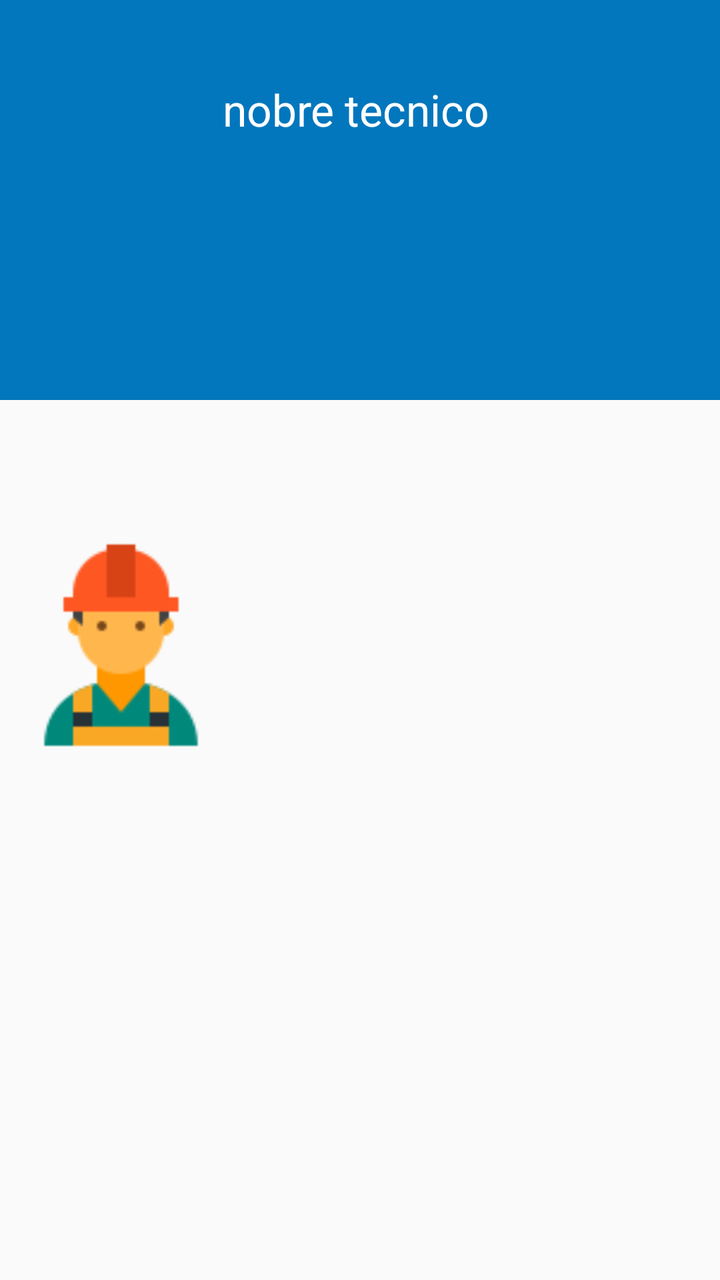
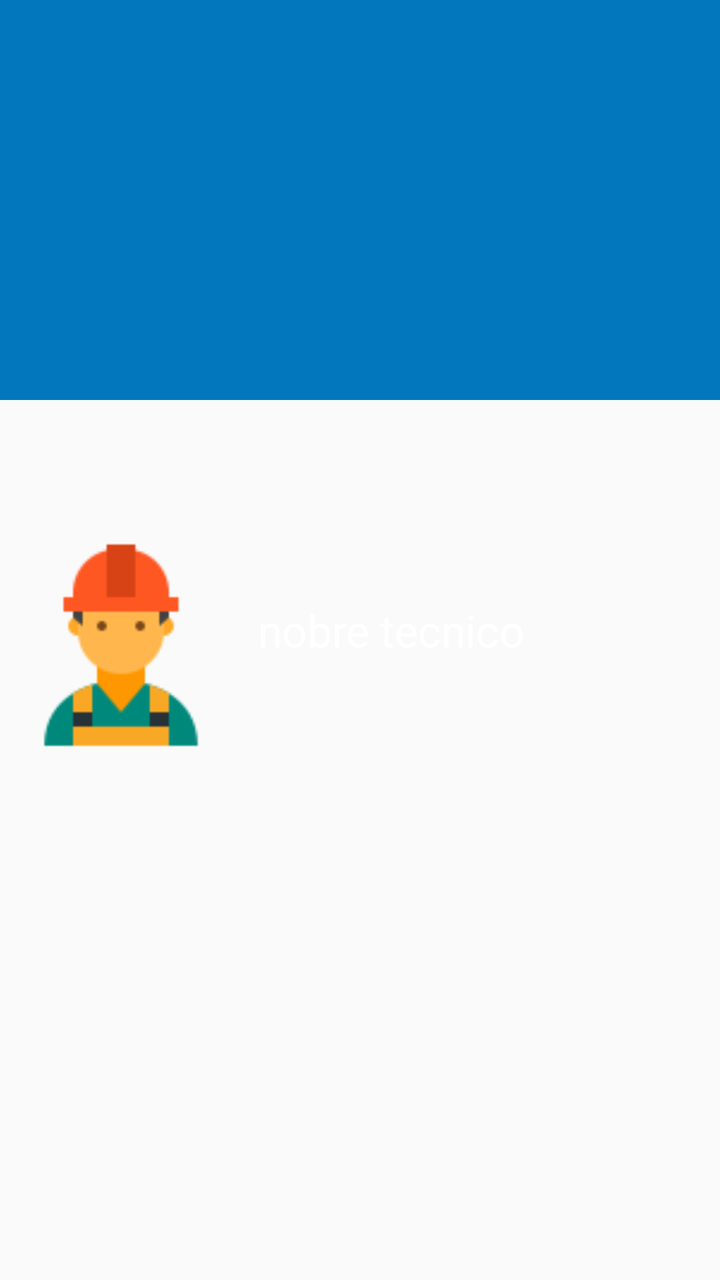

Before-and-after screenshots of an Android layout around one commit, followed by the original layout XML and the change that was made.
<!-- AndroidManifest.xml: application theme AppTheme -->
<!-- res/layout/nav_header_inicio.xml -->
<FrameLayout xmlns:android="http://schemas.android.com/apk/res/android"
    xmlns:app="http://schemas.android.com/apk/res-auto"
    android:layout_width="match_parent"
    android:layout_height="wrap_content">

    <android.support.constraint.ConstraintLayout
        android:layout_width="match_parent"
        android:layout_height="match_parent">

        <ImageView
            android:id="@+id/imageView2"
            android:layout_width="match_parent"
            android:layout_height="200dp"
            android:background="#cdd1d6"
            android:scaleType="centerCrop"
            android:src="@drawable/fondo_header_nav"
            app:layout_constraintEnd_toEndOf="parent"
            app:layout_constraintStart_toStartOf="parent"
            app:layout_constraintTop_toTopOf="parent" />

        <TextView
            android:id="@+id/tv_NombreTecnico"
            android:layout_width="140dp"
            android:layout_height="wrap_content"
            android:layout_gravity="bottom"
            android:layout_marginStart="-10dp"
            android:layout_marginTop="40dp"
            android:paddingBottom="10dp"
            android:text="nobre tecnico"
            android:textAppearance="@style/TextAppearance.AppCompat.Large"
            android:textColor="#fff"
            app:layout_constraintStart_toEndOf="@+id/fotografiaTecnico"
            app:layout_constraintTop_toTopOf="parent" />

        <ImageView
            android:id="@+id/fotografiaTecnico"
            android:layout_width="121dp"
            android:layout_height="115dp"
            android:layout_gravity="end"
            android:scaleType="fitCenter"
            android:src="@drawable/tecnicoicon"
            app:layout_constraintBottom_toBottomOf="parent"
            app:layout_constraintStart_toStartOf="parent"
            app:layout_constraintTop_toTopOf="parent" />
    </android.support.constraint.ConstraintLayout>
</FrameLayout>
<!-- resources referenced by this layout -->
<resources>
  <!-- drawable fondo_header_nav (drawable) -->
  <?xml version="1.0" encoding="utf-8"?>
  <shape xmlns:android="http://schemas.android.com/apk/res/android">
  <solid android:color="@color/colorPrimary"/>
  </shape>
  <!-- drawable tecnicoicon: png bitmap (drawable, 2095 bytes) -->
  <style name="AppTheme" parent="Theme.AppCompat.Light.DarkActionBar">
          
          <item name="colorPrimary">@color/colorPrimary</item>
          <item name="colorPrimaryDark">@color/colorPrimaryDark</item>
          <item name="colorAccent">@color/colorAccent</item>
          <item name="android:colorForeground">@android:color/background_dark</item>
      </style>
  <color name="colorPrimary">#0277BD</color>
  <color name="colorPrimaryDark">#004C8C</color>
  <color name="colorAccent">#0000FF</color>
</resources>

<!-- the commit's change to res/layout/nav_header_inicio.xml (unified diff, before → after) -->
@@ -23,12 +23,12 @@
             android:layout_width="140dp"
             android:layout_height="wrap_content"
             android:layout_gravity="bottom"
-            android:layout_marginStart="-10dp"
-            android:layout_marginTop="40dp"
+            android:layout_marginStart="8dp"
             android:paddingBottom="10dp"
             android:text="nobre tecnico"
             android:textAppearance="@style/TextAppearance.AppCompat.Large"
             android:textColor="#fff"
+            app:layout_constraintBottom_toBottomOf="parent"
             app:layout_constraintStart_toEndOf="@+id/fotografiaTecnico"
             app:layout_constraintTop_toTopOf="parent" />
 
